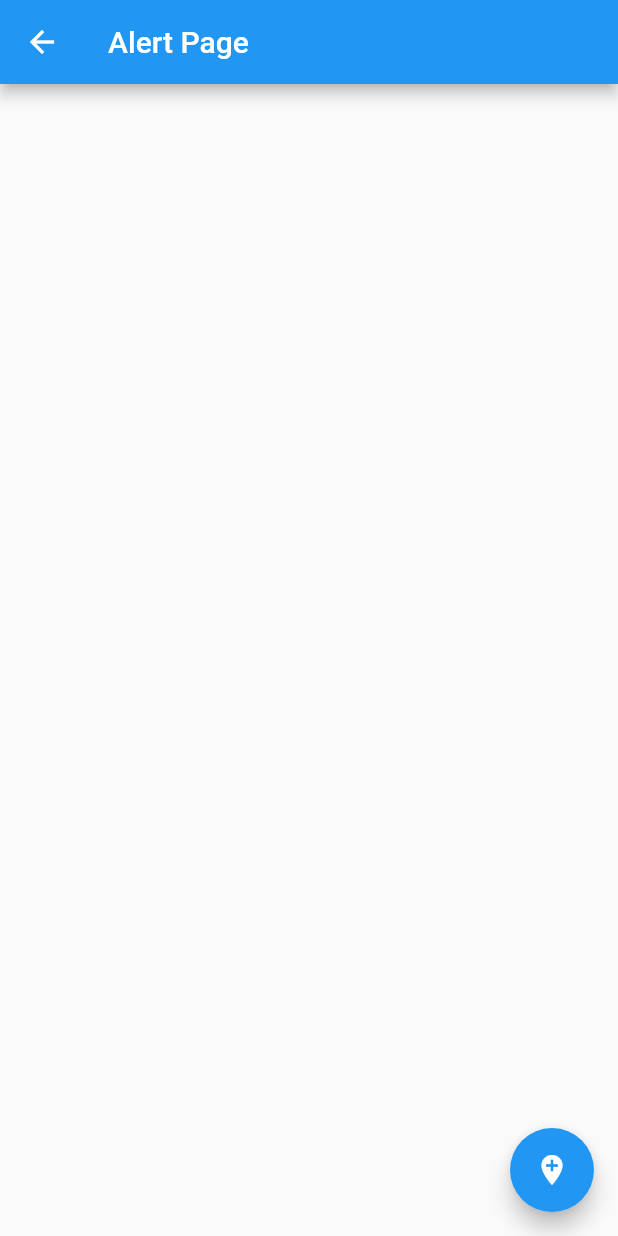
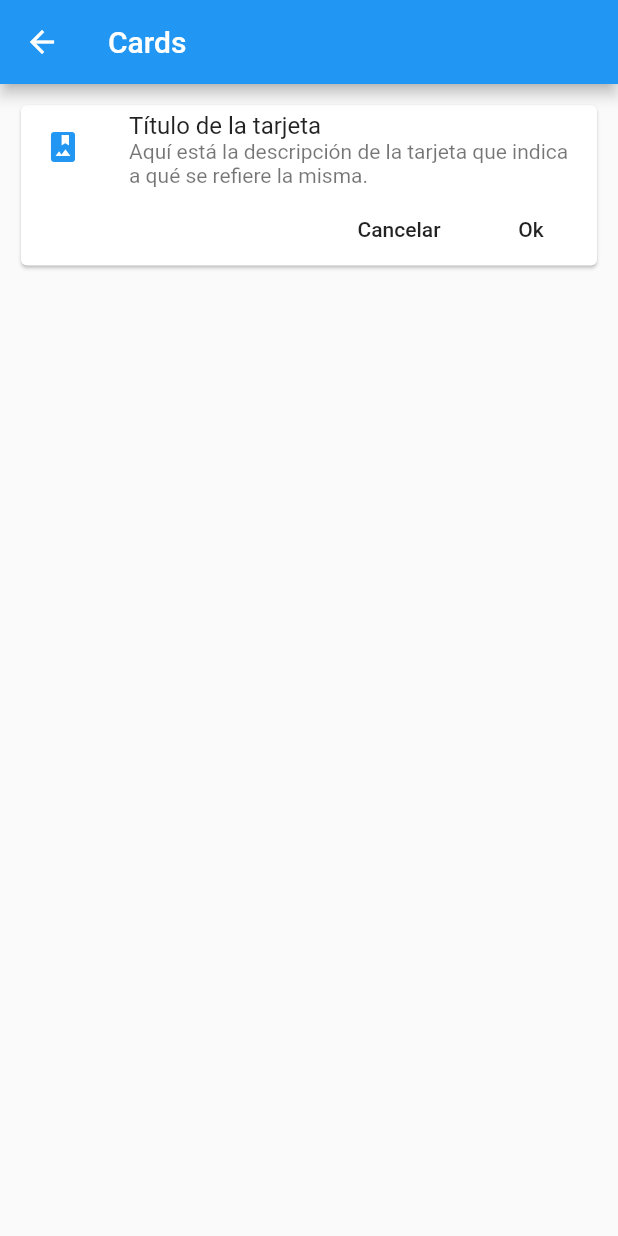
Before and after one commit to jaimetellezb/flutter-components, a Flutter app: the screen it shows after launch, after a tap on "Cards - Tarjetas", on a phone screen of 412 x 824 dp. Run offline on Flutter 3.47's test engine with Material 2 defaults, Android fonts, the phone set to English and light mode, and no system bars.

Commit message:
Se agrega una Card sencilla

```diff
--- /dev/null
+++ b/lib/src/pages/card_page.dart
@@ -0,0 +1,47 @@
+import 'package:flutter/material.dart';
+
+class CardPage extends StatelessWidget {
+  @override
+  Widget build(BuildContext context) {
+    return Scaffold(
+      appBar: AppBar(
+        title: Text('Cards'),
+      ),
+      body: ListView(
+        // padding: EdgeInsets.symmetric(
+        //   horizontal: 50.0,
+        //   vertical: 20.0
+        // ),
+        padding: EdgeInsets.all(10.0),
+        children: [_cardType1()],
+      ),
+    );
+  }
+
+  Widget _cardType1() {
+    return Card(
+      child: Column(
+        children: [
+          ListTile(
+            leading: Icon(Icons.photo_album, color: Colors.blue,),
+            title: Text('Título de la tarjeta'),
+            subtitle: Text('Aquí está la descripción de la tarjeta que indica a qué se refiere la misma.'),
+          ),
+          Row(
+            mainAxisAlignment: MainAxisAlignment.end,
+            children: [
+              FlatButton(
+                child: Text('Cancelar'),
+                onPressed: (){},
+              ),
+              FlatButton(
+                child: Text('Ok'),
+                onPressed: (){},
+              )
+            ],
+          )
+        ],
+      ),
+    );
+  }
+}
--- a/lib/src/routes/routes.dart
+++ b/lib/src/routes/routes.dart
@@ -1,5 +1,6 @@
 import 'package:components/src/pages/alert_page.dart';
 import 'package:components/src/pages/avatar_page.dart';
+import 'package:components/src/pages/card_page.dart';
 import 'package:components/src/pages/home_page.dart';
 import 'package:flutter/material.dart';
 
@@ -9,5 +10,6 @@ Map<String, WidgetBuilder> getApplicationRoutes() {
     '/': (BuildContext context) => HomePage(),
     'alert': (BuildContext context) => AlertPage(),
     'avatar': (BuildContext context) => AvatarPage(),
+    'card':  (BuildContext context) => CardPage(),
   };
 }
```
